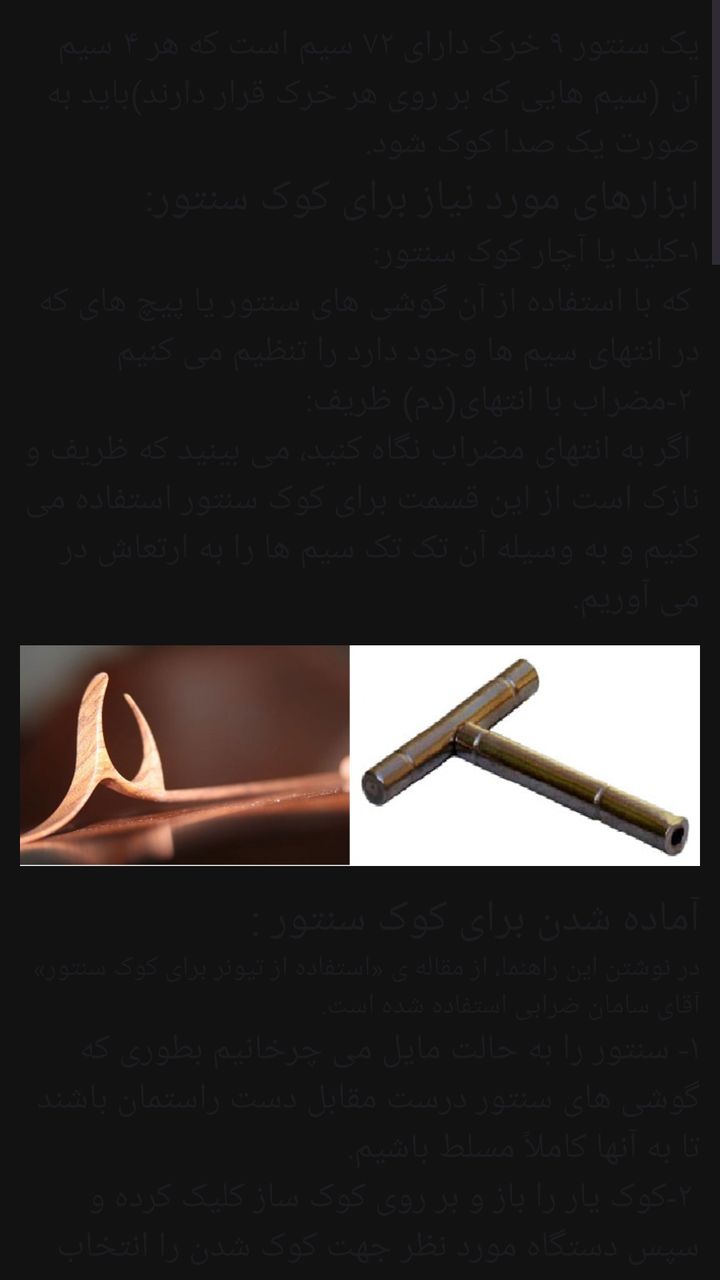
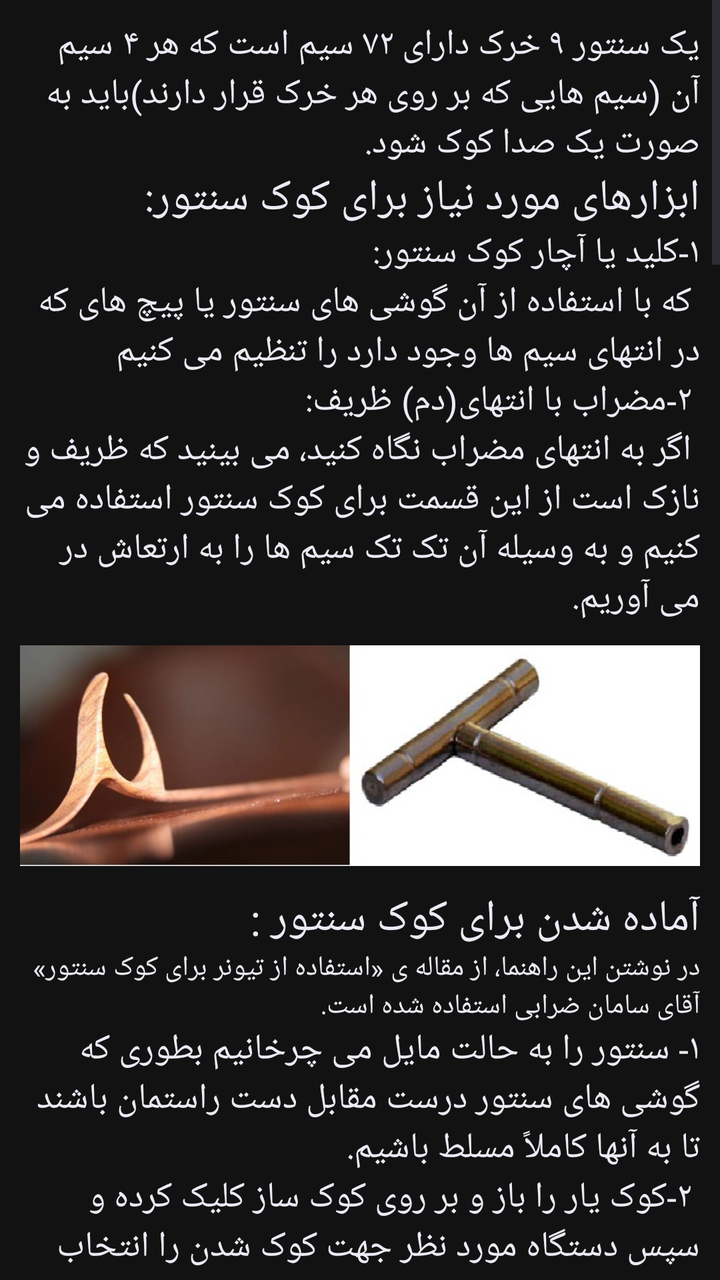

Compare the two renders of this Android layout. The source of the first and the diff that turns it into the second are given below.
<!-- AndroidManifest.xml: application theme Apptheme -->
<!-- res/layout/activity_kook.xml -->
<?xml version="1.0" encoding="utf-8"?>
<RelativeLayout xmlns:android="http://schemas.android.com/apk/res/android"
    android:layout_width="match_parent"
    android:layout_height="match_parent" >

    <ScrollView
        android:id="@+id/scrollView4"
        android:layout_width="match_parent"
        android:layout_height="wrap_content"
        android:fadeScrollbars="true" >

        <LinearLayout
            android:layout_width="match_parent"
            android:layout_height="match_parent"
            android:orientation="vertical"
            android:padding="10dp"
  >

            <TextView
                android:id="@+id/kookHelp1"
                android:layout_width="match_parent"
                android:layout_height="wrap_content"
                android:text="@string/kook0"
                android:textAppearance="?android:attr/textAppearanceMedium"
                android:textColor="?android:attr/textColorPrimary" />

            <TextView
                android:id="@+id/kookHelp2"
                android:layout_width="match_parent"
                android:layout_height="wrap_content"
                android:text="@string/kook1Head"
                android:textAppearance="?android:attr/textAppearanceLarge"
                android:textColor="?android:attr/textColorPrimary" >
            </TextView>

            <TextView
                android:id="@+id/kookHelp3"
                android:layout_width="match_parent"
                android:layout_height="wrap_content"
                android:layout_weight="0.06"
                android:text="@string/kook1"
                android:textAppearance="?android:attr/textAppearanceMedium"
                android:textColor="?android:attr/textColorPrimary" />

            <ImageView
                android:id="@+id/kookHelpIV1"
                android:layout_width="match_parent"
                android:layout_height="133dp"
                android:src="@drawable/mezrab" />

            <TextView
                android:id="@+id/kookHelp4"
                android:layout_width="match_parent"
                android:layout_height="wrap_content"
                android:text="@string/kook2Head"
                android:textAppearance="?android:attr/textAppearanceLarge"
                android:textColor="?android:attr/textColorPrimary" />

            <TextView
                android:id="@+id/kookHelp5"
                android:layout_width="match_parent"
                android:layout_height="wrap_content"
                android:text="@string/kook2_comment"
                android:textColor="?android:attr/textColorPrimary" />

            <TextView
                android:id="@+id/kookHelp6"
                android:layout_width="match_parent"
                android:layout_height="wrap_content"
                android:text="@string/kook2"
                android:textAppearance="?android:attr/textAppearanceMedium"
                android:textColor="?android:attr/textColorPrimary" />

            <ImageView
                android:id="@+id/kookHelpIV2"
                android:layout_width="match_parent"
                android:layout_height="wrap_content"
                android:src="@drawable/kook" />

            <TextView
                android:id="@+id/kookHelp7"
                android:layout_width="match_parent"
                android:layout_height="wrap_content"
                android:text="@string/kook3Head"
                android:textAppearance="?android:attr/textAppearanceLarge"
                android:textColor="?android:attr/textColorPrimary" />

            <TextView
                android:id="@+id/kookHelp8"
                android:layout_width="match_parent"
                android:layout_height="wrap_content"
                android:text="@string/kook3_1"
                android:textAppearance="?android:attr/textAppearanceMedium"
                android:textColor="?android:attr/textColorPrimary" />

            <ImageView
                android:id="@+id/kookHelpIV3"
                android:layout_width="match_parent"
                android:layout_height="wrap_content"
                android:src="@drawable/sefid"
                android:textAppearance="?android:attr/textAppearanceMedium" />

            <TextView
                android:id="@+id/kookHelp9"
                android:layout_width="match_parent"
                android:layout_height="wrap_content"
                android:text="@string/kook3_2"
                android:textAppearance="?android:attr/textAppearanceMedium"
                android:textColor="?android:attr/textColorPrimary" />

            <ImageView
                android:id="@+id/kookHelpIV4"
                android:layout_width="match_parent"
                android:layout_height="wrap_content"
                android:src="@drawable/koo2" />

            <TextView
                android:id="@+id/kookHelp10"
                android:layout_width="match_parent"
                android:layout_height="wrap_content"
                android:text="@string/kook3_3"
                android:textAppearance="?android:attr/textAppearanceMedium"
                android:textColor="?android:attr/textColorPrimary" />

            <ImageView
                android:id="@+id/imageViewIV4"
                android:layout_width="match_parent"
                android:layout_height="wrap_content"
                android:src="@drawable/kook_help1" />

            <TextView
                android:id="@+id/kookHelp11"
                android:layout_width="match_parent"
                android:layout_height="wrap_content"
                android:text="@string/kook3_4"
                android:textAppearance="?android:attr/textAppearanceMedium"
                android:textColor="?android:attr/textColorPrimary" />

            <ImageView
                android:id="@+id/imageViewIV5"
                android:layout_width="match_parent"
                android:layout_height="wrap_content"
                android:src="@drawable/kook_help2" />

            <TextView
                android:id="@+id/kookHelp12"
                android:layout_width="match_parent"
                android:layout_height="wrap_content"
                android:text="@string/kook3_6"
                android:textAppearance="?android:attr/textAppearanceMedium"
                android:textColor="?android:attr/textColorPrimary" />

            <TextView
                android:id="@+id/kookHelp13"
                android:layout_width="match_parent"
                android:layout_height="wrap_content"
                android:text="@string/kook3_5"
                android:textAppearance="?android:attr/textAppearanceMedium"
                android:textColor="?android:attr/textColorPrimary" />
            <com.google.android.material.button.MaterialButton
                android:layout_height="wrap_content"
                android:layout_width="match_parent"
                android:id="@+id/button_return"
                android:text="برگشت" />



        </LinearLayout>

    </ScrollView>

</RelativeLayout>
<!-- resources referenced by this layout -->
<resources>
  <string name="kook0">یک سنتور ٩ خرک دارای ٧٢ سیم است که هر ۴ سیم آن (سیم هایی که بر روی هر خرک قرار دارند)باید به صورت یک صدا کوک شود.</string>
  <string name="kook1">۱-کلید یا آچار کوک سنتور:\n
  که با استفاده از آن گوشی های سنتور یا  پیچ های که در انتهای سیم ها وجود دارد را تنظیم می کنیم\n
  ۲-مضراب با انتهای(دم) ظریف:\n
  اگر به انتهای مضراب  نگاه کنید، می بینید که ظریف و نازک است از این قسمت برای کوک سنتور استفاده می کنیم و به وسیله آن تک تک سیم ها را به ارتعاش در می آوریم.</string>
  <string name="kook1Head">ابزارهای مورد نیاز برای کوک سنتور:</string>
  <string name="kook2">۱-	سنتور را به حالت مایل می چرخانیم بطوری که گوشی های سنتور درست مقابل دست
  راستمان باشند تا به آنها کاملاً مسلط باشیم.\n                                          
  ۲-کوک یار  را باز و بر روی  کوک ساز کلیک کرده و سپس دستگاه مورد نظر جهت کوک شدن را انتخاب می کنیم.\n                                          
  ۳-کلید کوک سنتور را در دست راست می گیریم.\n
  ۴- دم مضراب را مطابق شکل زیر، در دست چپ نگه می داریم.\n
  </string>
  <string name="kook2Head">آماده شدن برای کوک سنتور :</string>
  <string name="kook2_comment">        در نوشتن این راهنما، از مقاله ی «استفاده از تیونر برای کوک سنتور» آقای سامان ضرابی استفاده شده است.
  </string>
  <string name="kook3Head">کوک کردن سنتور :</string>
  <string name="kook3_1"> فرض کنید می خواهیم خرک سوم (سل) سیم های سفید را کوک کنیم.\n
  از گوشه ی سمت چپ گزینه سیم های سفید را انتخاب می کنیم :
  </string>
  <string name="kook3_2">سپس خرک سوم را انتخاب می نماییم :\n
  </string>
  <string name="kook3_4">\n\n۴-    در این مرحله عقربه کوک یار را به سمت مرکز هدایت می کنیم تا عقربه سبز شود و بر خط سفید مرکز منطبق شود. اگر عقربه سمت چپ بود  گوشی را کمی سفت می کنیم و اگر عقربه سمت راست بود  گوشی را کمی شل می کنیم .تا عقربه مانند شکل زیر در مرکز قرار گیرد.\n</string>
  <string name="kook3_5">\nبه همین ترتیب سیم های خرک های دیگر را کوک می کنیم.</string>
  <string name="kook3_6"> حال سیم اول از خرک سوم (سل) کوک شده است. مابقی سیم های خرک سوم (سل) را نیز به همین ترتیب کوک می نماییم.</string>
  <style name="Apptheme" parent="AppTheme.Base">
          
  
  
      </style>
  <style name="AppTheme.Base" parent="Theme.Material3.DayNight.NoActionBar">
      <item name="colorPrimary">@color/primaryColor</item>
      <item name="colorPrimaryDark">@color/primaryColorDark</item>
      <item name="colorAccent">@color/accentColor</item>
      <item name="android:windowBackground">@color/windowBackground</item>
          <item name="android:popupBackground">@color/windowBackground</item>
          
          <item name="materialButtonStyle">@style/Widget.App.Button</item>
          <item name="buttonStyle">@style/Widget.App.Button.Legacy</item>
      </style>
  <color name="primaryColor">#4A5FD9</color>
  <color name="primaryColorDark">#2E3A99</color>
  <color name="accentColor">#D4AF37</color>
  <color name="windowBackground">#121212</color>
  <!-- unchanged entries left out for length: 9 -->
</resources>

<!-- the commit's change to res/layout/activity_kook.xml (unified diff, before → after) -->
@@ -1,6 +1,7 @@
 <?xml version="1.0" encoding="utf-8"?>
 <RelativeLayout xmlns:android="http://schemas.android.com/apk/res/android"
     android:layout_width="match_parent"
+    android:fitsSystemWindows="true"
     android:layout_height="match_parent" >
 
     <ScrollView
<!-- resource entries referenced after the edit -->
@@ -25,24 +25,30 @@
   <string name="kook3_5">\nبه همین ترتیب سیم های خرک های دیگر را کوک می کنیم.</string>
   <string name="kook3_6"> حال سیم اول از خرک سوم (سل) کوک شده است. مابقی سیم های خرک سوم (سل) را نیز به همین ترتیب کوک می نماییم.</string>
   <style name="Apptheme" parent="AppTheme.Base">
-          
-  
-  
+          <item name="preferenceTheme">@style/PreferenceThemeOverlay.App</item>
       </style>
   <style name="AppTheme.Base" parent="Theme.Material3.DayNight.NoActionBar">
       <item name="colorPrimary">@color/primaryColor</item>
       <item name="colorPrimaryDark">@color/primaryColorDark</item>
       <item name="colorAccent">@color/accentColor</item>
       <item name="android:windowBackground">@color/windowBackground</item>
-          <item name="android:popupBackground">@color/windowBackground</item>
+          <item name="android:popupBackground">@color/cardColor</item>
+          <item name="android:textColorPrimary">@color/onSurface</item>
           
           <item name="materialButtonStyle">@style/Widget.App.Button</item>
           <item name="buttonStyle">@style/Widget.App.Button.Legacy</item>
+      </style>
+  <style name="PreferenceThemeOverlay.App" parent="PreferenceThemeOverlay.v14.Material">
+          <item name="android:textColorPrimary">@color/onSurface</item>
+          <item name="android:textColorSecondary">@color/onSurfaceVariant</item>
       </style>
   <color name="primaryColor">#4A5FD9</color>
   <color name="primaryColorDark">#2E3A99</color>
   <color name="accentColor">#D4AF37</color>
   <color name="windowBackground">#121212</color>
+  <color name="cardColor">#FF1E1C26</color>
+  <color name="onSurface">#FFECEAF4</color>
+  <color name="onSurfaceVariant">#FFC7C3D2</color>
   <!-- unchanged entries left out for length: 9 -->
 </resources>
 
